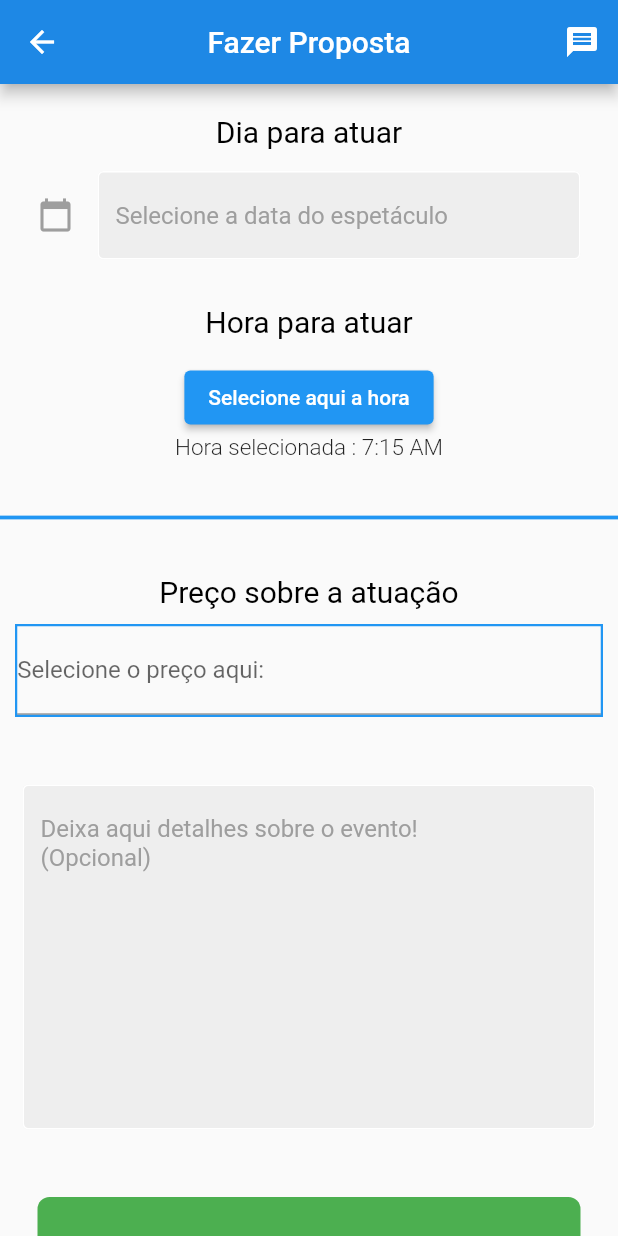
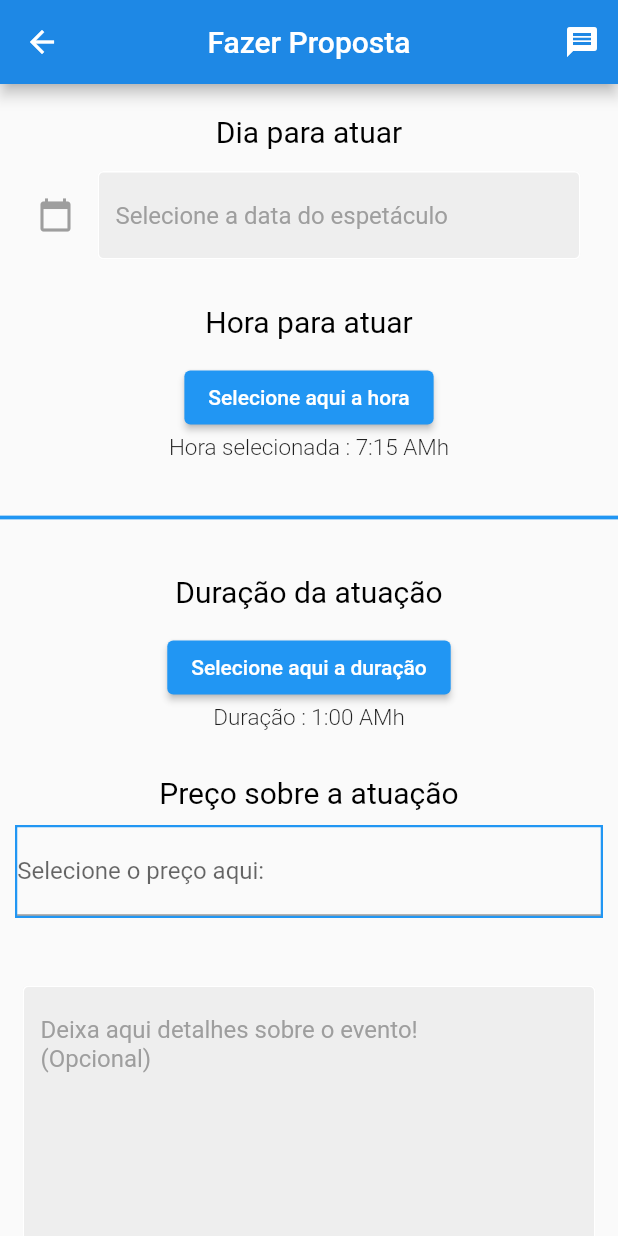
Before and after one commit to RafaelPBPinto/ArtistFinder, a Flutter app: the Proposal screen opened directly with empty values, on a phone screen of 412 x 824 dp. Run offline on Flutter 3.47's test engine with Material 2 defaults, Android fonts, the phone set to English and light mode, and no system bars; our stand-ins replace flutter_rating_bar, google_fonts, image_picker, string_validator, table_calendar; network calls fail.

Commit message:
duration added

```diff
--- a/artist_finder/lib/components/common/url.dart
+++ b/artist_finder/lib/components/common/url.dart
@@ -4,8 +4,7 @@ import 'package:artist_finder/models/Proposal.dart';
 import 'package:artist_finder/models/ArtistType.dart';
 
 /// String with a server link
-//const String api = 'http://192.168.1.108:8000';
-const String api = 'http://192.168.167.190:8000';
+const String api = 'http://192.168.1.108:8000';
 
 bool activatedfilters = false;
 
--- a/artist_finder/lib/pages/contratant/proposal.dart
+++ b/artist_finder/lib/pages/contratant/proposal.dart
@@ -18,6 +18,7 @@ class Proposal extends StatefulWidget {
 
 class _ProposalState extends State<Proposal> {
   TimeOfDay _time = TimeOfDay(hour: 7, minute: 15);
+  TimeOfDay _duration = TimeOfDay(hour: 1, minute: 0);
   final dateController = TextEditingController();
   final descController = TextEditingController();
   String details = '';
@@ -31,6 +32,18 @@ class _ProposalState extends State<Proposal> {
     if (newTime != null) {
       setState(() {
         _time = newTime;
+      });
+    }
+  }
+
+  void _selectDuration() async {
+    final TimeOfDay? newTime = await showTimePicker(
+      context: context,
+      initialTime: _duration,
+    );
+    if (newTime != null) {
+      setState(() {
+        _duration = newTime;
       });
     }
   }
@@ -135,7 +148,7 @@ class _ProposalState extends State<Proposal> {
                 onPressed: _selectTime,
                 child: const Text("Selecione aqui a hora")),
             Text(
-              "Hora selecionada : ${_time.format(context)}",
+              "Hora selecionada : ${_time.format(context)}h",
               style: const TextStyle(fontWeight: FontWeight.w300, fontSize: 15),
             ),
             const SizedBox(
@@ -144,6 +157,27 @@ class _ProposalState extends State<Proposal> {
             const Divider(
               color: Colors.blue,
               thickness: 2.5,
+            ),
+            const SizedBox(
+              height: 30,
+            ),
+            const Text(
+              'Duração da atuação',
+              style: TextStyle(
+                fontWeight: FontWeight.w400,
+                fontSize: 20,
+                color: Colors.black,
+              ),
+            ),
+            const SizedBox(
+              height: 15,
+            ),
+            ElevatedButton(
+                onPressed: _selectDuration,
+                child: const Text("Selecione aqui a duração")),
+            Text(
+              "Duração : ${_duration.format(context)}h",
+              style: const TextStyle(fontWeight: FontWeight.w300, fontSize: 15),
             ),
             const SizedBox(
               height: 30,
```
Also changed, not shown: artist_finder/lib/components/artist/offer_pop_up_artist.dart (+40 -2 lines), artist_finder/lib/components/contratant/offer_popup.dart (+42 -5 lines), artist_finder/lib/models/ChatMessage.dart (+16 -24 lines).
